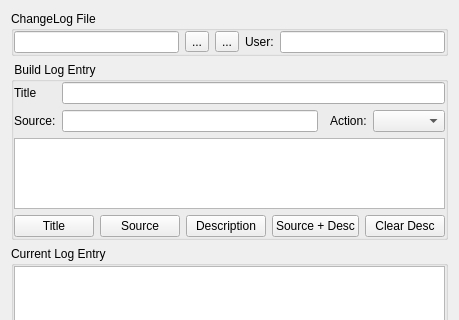
The window that harbour/contrib/hbide/changelog.ui (harbour/core) describes before a commit, drawn with Qt 5; both pictures show x 0 to 459 and y 0 to 320 of the 459 by 674 pixel window.
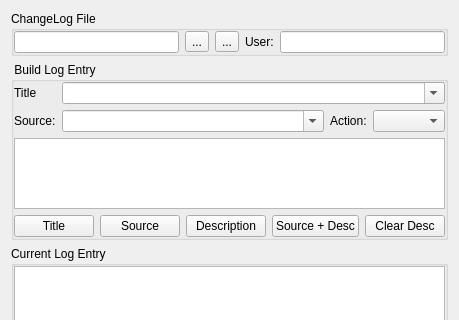
The same window after the commit. Custom widgets are drawn as their Qt base class.

Commit message: 2011-06-15 11:53 UTC-0800 Pritpal Bedi (bedipritpal@hotmail.com)   * contrib/hbide/changelog.ui   * contrib/hbide/idechangelog.prg   * contrib/hbide/idesaveload.prg     * Changed: "Manage ChangeLog(s)" dialog - <Title> and <Sources>       entry fields are now editable drop-down combo boxes. They retain       the entered text for next run. The retained entries are inserted       alphabetically to retreive fast.

The edit to the form file:
```diff
--- a/harbour/contrib/hbide/changelog.ui
+++ b/harbour/contrib/hbide/changelog.ui
@@ -68,41 +68,48 @@
       <property name="margin">
        <number>0</number>
       </property>
-      <item row="1" column="1" colspan="4">
-       <widget class="QLineEdit" name="editTitle">
-        <property name="readOnly">
-         <bool>false</bool>
+      <item row="1" column="0">
+       <widget class="QLabel" name="label_3">
+        <property name="text">
+         <string>Title</string>
         </property>
        </widget>
       </item>
-      <item row="3" column="0">
+      <item row="1" column="1" colspan="3">
+       <widget class="QComboBox" name="comboTitle">
+        <property name="editable">
+         <bool>true</bool>
+        </property>
+        <property name="insertPolicy">
+         <enum>QComboBox::InsertAlphabetically</enum>
+        </property>
+       </widget>
+      </item>
+      <item row="4" column="0">
        <widget class="QLabel" name="label_6">
         <property name="text">
          <string>Source:</string>
         </property>
        </widget>
       </item>
-      <item row="3" column="1">
-       <widget class="QLineEdit" name="editSource"/>
-      </item>
-      <item row="3" column="3">
+      <item row="4" column="2">
        <widget class="QLabel" name="label_7">
         <property name="text">
          <string>Action:</string>
         </property>
        </widget>
       </item>
-      <item row="3" column="4">
+      <item row="4" column="3">
        <widget class="QComboBox" name="comboAction"/>
       </item>
-      <item row="4" column="0" colspan="5">
+      <item row="5" column="0" colspan="4">
        <widget class="QPlainTextEdit" name="plainCurrentLog">
         <property name="lineWrapMode">
          <enum>QPlainTextEdit::NoWrap</enum>
         </property>
        </widget>
       </item>
-      <item row="5" column="0" colspan="5">
+      <item row="6" column="0" colspan="4">
        <layout class="QHBoxLayout" name="horizontalLayout_3">
         <item>
          <widget class="QPushButton" name="buttonTitle">
@@ -154,10 +161,19 @@
         </item>
        </layout>
       </item>
-      <item row="1" column="0">
-       <widget class="QLabel" name="label_3">
-        <property name="text">
-         <string>Title</string>
+      <item row="4" column="1">
+       <widget class="QComboBox" name="comboSources">
+        <property name="sizePolicy">
+         <sizepolicy hsizetype="Expanding" vsizetype="Fixed">
+          <horstretch>0</horstretch>
+          <verstretch>0</verstretch>
+         </sizepolicy>
+        </property>
+        <property name="editable">
+         <bool>true</bool>
+        </property>
+        <property name="insertPolicy">
+         <enum>QComboBox::InsertAlphabetically</enum>
         </property>
        </widget>
       </item>
```
The commit also changes 3 other files.
